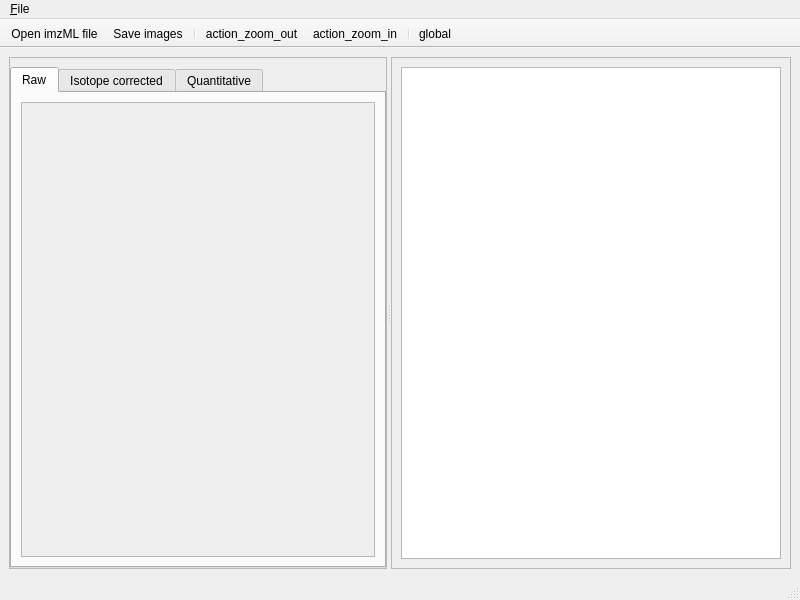
Old version of the form resources/views/MsiMainWindow.ui in the repository swinnenteam/LipidQMap.
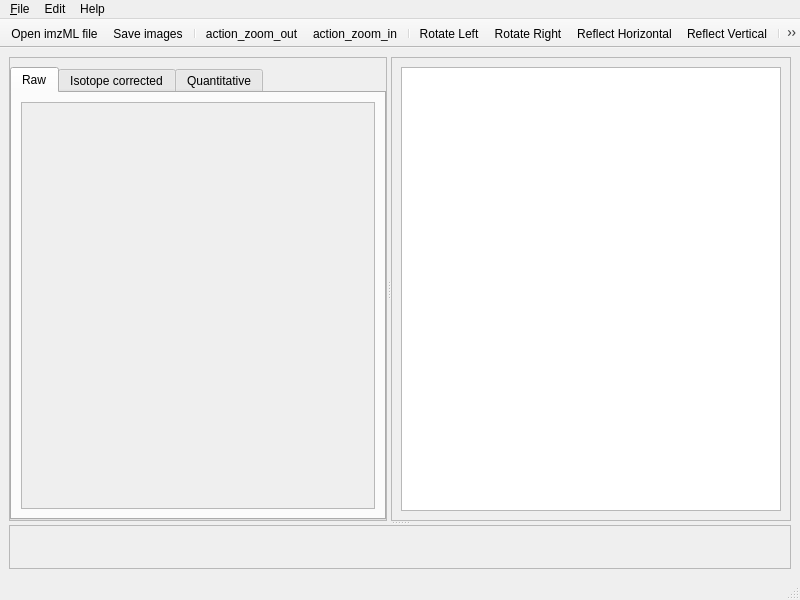
New version of the form. Icons and pictures are not drawn.

Commit message: Add image transformation and about window

Patch:
```diff
--- a/resources/views/MsiMainWindow.ui
+++ b/resources/views/MsiMainWindow.ui
@@ -14,8 +14,12 @@
    <string>MainWindow</string>
   </property>
   <widget class="QWidget" name="centralwidget">
-   <layout class="QHBoxLayout" name="horizontalLayout">
-    <item>
+   <layout class="QGridLayout" name="gridLayout_2">
+    <item row="0" column="0">
+     <widget class="QSplitter" name="splitter_barplot">
+      <property name="orientation">
+       <enum>Qt::Vertical</enum>
+      </property>
      <widget class="QSplitter" name="splitter">
       <property name="orientation">
        <enum>Qt::Horizontal</enum>
@@ -66,8 +70,8 @@
                 <rect>
                  <x>0</x>
                  <y>0</y>
-                 <width>319</width>
-                 <height>422</height>
+                  <width>337</width>
+                  <height>363</height>
                 </rect>
                </property>
                <layout class="QVBoxLayout" name="verticalLayout_4"/>
@@ -199,6 +203,16 @@
        </layout>
       </widget>
      </widget>
+      <widget class="QFrame" name="barplot_frame">
+       <property name="frameShape">
+        <enum>QFrame::StyledPanel</enum>
+       </property>
+       <property name="frameShadow">
+        <enum>QFrame::Raised</enum>
+       </property>
+       <layout class="QVBoxLayout" name="verticalLayout_5"/>
+      </widget>
+     </widget>
     </item>
    </layout>
   </widget>
@@ -218,7 +232,24 @@
     <addaction name="action_open_imzml_dialog"/>
     <addaction name="action_open_save_dialog"/>
    </widget>
+   <widget class="QMenu" name="menuEdit">
+    <property name="title">
+     <string>Edit</string>
+    </property>
+    <addaction name="action_rotate_left"/>
+    <addaction name="action_rotate_right"/>
+    <addaction name="action_reflect_horizontal"/>
+    <addaction name="action_reflect_vertical"/>
+   </widget>
+   <widget class="QMenu" name="menuHelp">
+    <property name="title">
+     <string>Help</string>
+    </property>
+    <addaction name="action_open_about_dialog"/>
+   </widget>
    <addaction name="menu_file"/>
+   <addaction name="menuEdit"/>
+   <addaction name="menuHelp"/>
   </widget>
   <widget class="QStatusBar" name="statusbar"/>
   <widget class="QToolBar" name="toolBar">
@@ -246,7 +277,14 @@
    <addaction name="action_zoom_out"/>
    <addaction name="action_zoom_in"/>
    <addaction name="separator"/>
+   <addaction name="action_rotate_left"/>
+   <addaction name="action_rotate_right"/>
+   <addaction name="action_reflect_horizontal"/>
+   <addaction name="action_reflect_vertical"/>
+   <addaction name="separator"/>
    <addaction name="action_global"/>
+   <addaction name="separator"/>
+   <addaction name="action_open_about_dialog"/>
   </widget>
   <action name="action_open_imzml_dialog">
    <property name="icon">
@@ -306,6 +344,69 @@
    </property>
    <property name="text">
     <string>global</string>
+   </property>
+   <property name="toolTip">
+    <string>Global scale</string>
+   </property>
+   <property name="menuRole">
+    <enum>QAction::NoRole</enum>
+   </property>
+  </action>
+  <action name="action_rotate_left">
+   <property name="icon">
+    <iconset resource="../resources.qrc">
+     <normaloff>:/images/icons/rotate_left.png</normaloff>:/images/icons/rotate_left.png</iconset>
+   </property>
+   <property name="text">
+    <string>Rotate Left</string>
+   </property>
+   <property name="menuRole">
+    <enum>QAction::NoRole</enum>
+   </property>
+  </action>
+  <action name="action_rotate_right">
+   <property name="icon">
+    <iconset resource="../resources.qrc">
+     <normaloff>:/images/icons/rotate_right.png</normaloff>:/images/icons/rotate_right.png</iconset>
+   </property>
+   <property name="text">
+    <string>Rotate Right</string>
+   </property>
+   <property name="menuRole">
+    <enum>QAction::NoRole</enum>
+   </property>
+  </action>
+  <action name="action_reflect_horizontal">
+   <property name="icon">
+    <iconset resource="../resources.qrc">
+     <normaloff>:/images/icons/reflect_horizontal.png</normaloff>:/images/icons/reflect_horizontal.png</iconset>
+   </property>
+   <property name="text">
+    <string>Reflect Horizontal</string>
+   </property>
+   <property name="menuRole">
+    <enum>QAction::NoRole</enum>
+   </property>
+  </action>
+  <action name="action_reflect_vertical">
+   <property name="icon">
+    <iconset resource="../resources.qrc">
+     <normaloff>:/images/icons/reflect_vertical.png</normaloff>:/images/icons/reflect_vertical.png</iconset>
+   </property>
+   <property name="text">
+    <string>Reflect Vertical</string>
+   </property>
+   <property name="menuRole">
+    <enum>QAction::NoRole</enum>
+   </property>
+  </action>
+  <action name="action_open_about_dialog">
+   <property name="icon">
+    <iconset resource="../resources.qrc">
+     <normaloff>:/images/icons/help.png</normaloff>:/images/icons/help.png</iconset>
+   </property>
+   <property name="text">
+    <string>About</string>
    </property>
    <property name="menuRole">
     <enum>QAction::NoRole</enum>
```
Left out of the diff: 8 changed lines with no effect on the pictures. Lines whose indentation alone changed are shown as unchanged. The commit also changes 19 other files.
